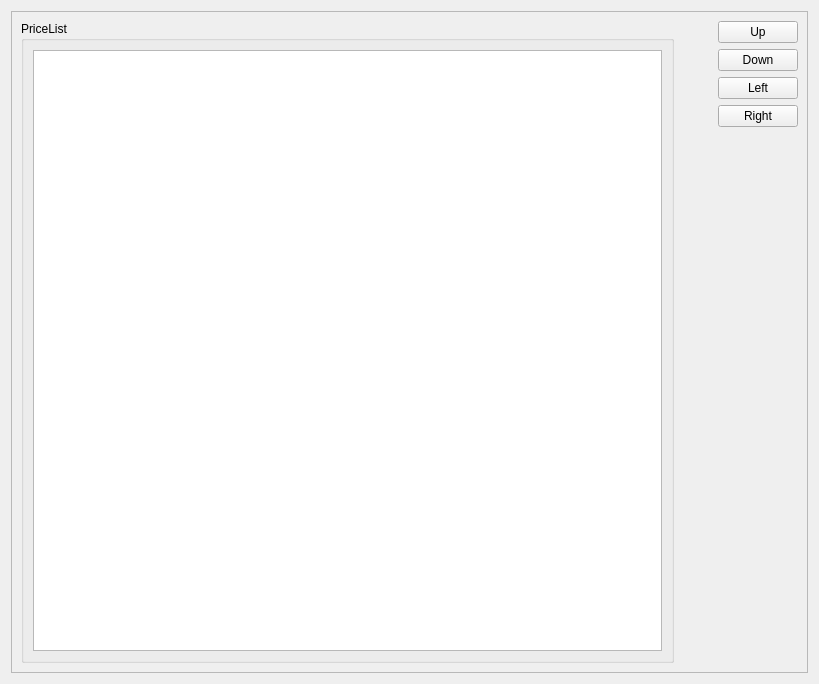
Before: the Qt Designer form pricelist.ui in 0x000N3X4N/HomeApplianceService, drawn with Qt 5.
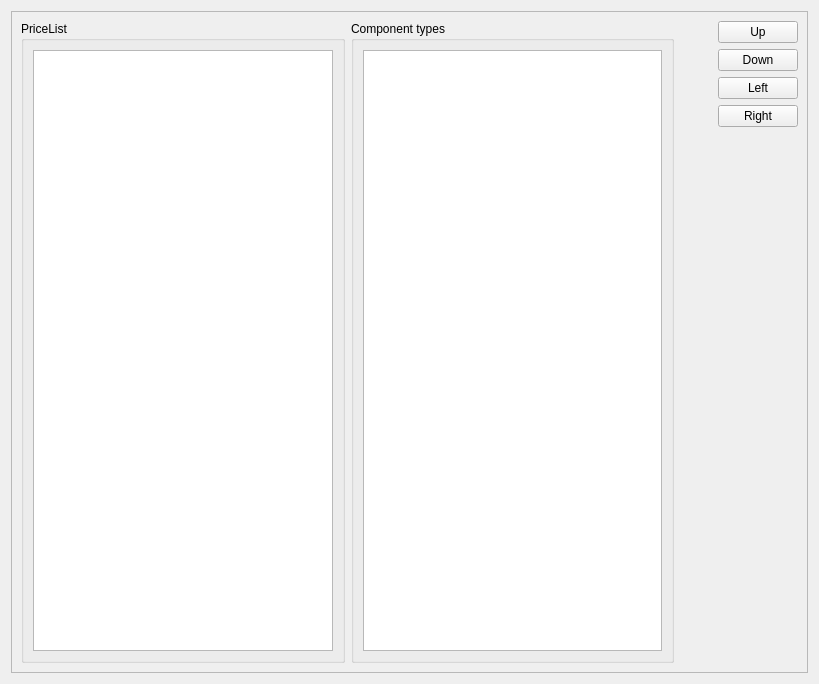
After: the same form once the commit is applied. Icons and pictures are not drawn.

Commit message: added: functionality for adding components type

```diff
--- a/pricelist.ui
+++ b/pricelist.ui
@@ -25,7 +25,7 @@
   <property name="windowTitle">
    <string>PriceList</string>
   </property>
-  <layout class="QHBoxLayout" name="horizontalLayout_4">
+  <layout class="QVBoxLayout" name="verticalLayout_4">
    <item>
     <widget class="QFrame" name="toolbar_frame">
      <property name="frameShape">
@@ -42,7 +42,19 @@
         </property>
         <layout class="QHBoxLayout" name="horizontalLayout_3">
          <item>
-          <widget class="QTableView" name="tb_price_list"/>
+          <widget class="QTableView" name="pricelist_tbv"/>
+         </item>
+        </layout>
+       </widget>
+      </item>
+      <item>
+       <widget class="QGroupBox" name="comp_types_gBox">
+        <property name="title">
+         <string>Component types</string>
+        </property>
+        <layout class="QVBoxLayout" name="verticalLayout_3">
+         <item>
+          <widget class="QTableView" name="comp_Ty_tbv"/>
          </item>
         </layout>
        </widget>
```
Left out of the diff: 2 changed lines with no effect on the pictures. The commit also changes 9 other files.
